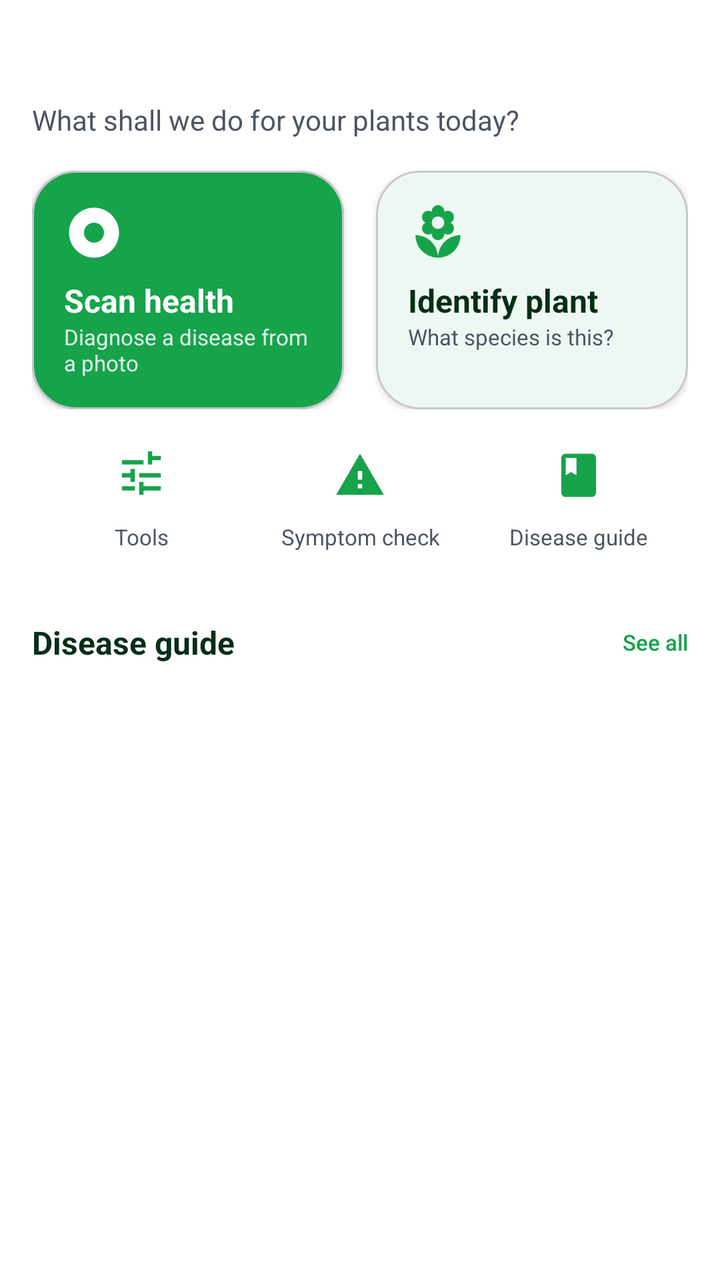
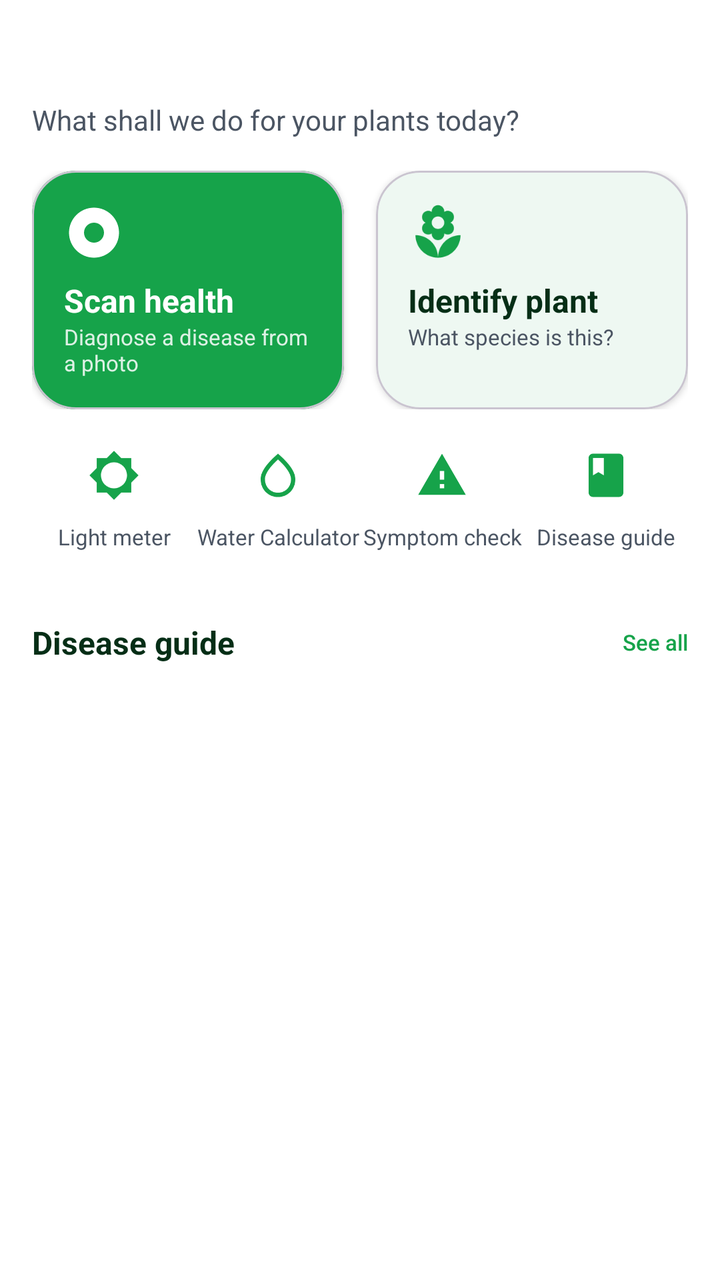

Before-and-after screenshots of an Android layout around one commit, followed by the original layout XML and the change that was made.
<!-- AndroidManifest.xml: application theme Theme.PlantDiseases -->
<!-- res/layout/fragment_home.xml -->
<?xml version="1.0" encoding="utf-8"?>
<androidx.core.widget.NestedScrollView xmlns:android="http://schemas.android.com/apk/res/android"
    xmlns:app="http://schemas.android.com/apk/res-auto"
    android:layout_width="match_parent"
    android:layout_height="match_parent"
    android:background="@color/background"
    android:clipToPadding="false"
    android:fillViewport="true">

    <LinearLayout
        android:layout_width="match_parent"
        android:layout_height="wrap_content"
        android:orientation="vertical"
        android:paddingTop="@dimen/space_lg"
        android:paddingBottom="@dimen/space_3xl">

        
        <TextView
            android:id="@+id/tv_greeting"
            android:layout_width="match_parent"
            android:layout_height="wrap_content"
            android:paddingHorizontal="@dimen/content_gutter"
            android:fontFamily="sans-serif-medium"
            android:textColor="@color/on_surface"
            android:textSize="@dimen/text_headline" />

        <TextView
            android:id="@+id/tv_greeting_sub"
            android:layout_width="match_parent"
            android:layout_height="wrap_content"
            android:layout_marginTop="2dp"
            android:paddingHorizontal="@dimen/content_gutter"
            android:text="@string/home_subtitle"
            android:textColor="@color/on_surface_secondary"
            android:textSize="@dimen/text_body" />

        
        <LinearLayout
            android:layout_width="match_parent"
            android:layout_height="wrap_content"
            android:layout_marginTop="@dimen/space_lg"
            android:orientation="horizontal"
            android:paddingHorizontal="@dimen/content_gutter">

            
            <com.google.android.material.card.MaterialCardView
                android:id="@+id/card_scan"
                android:layout_width="0dp"
                android:layout_height="match_parent"
                android:layout_weight="1"
                android:layout_marginEnd="@dimen/space_sm"
                android:clickable="true"
                android:focusable="true"
                app:cardBackgroundColor="@color/primary"
                app:cardCornerRadius="@dimen/radius_lg"
                app:cardElevation="2dp">

                <LinearLayout
                    android:layout_width="match_parent"
                    android:layout_height="wrap_content"
                    android:orientation="vertical"
                    android:padding="@dimen/space_lg">

                    <ImageView
                        android:layout_width="30dp"
                        android:layout_height="30dp"
                        android:src="@drawable/ic_scan"
                        app:tint="@android:color/white"
                        android:contentDescription="@string/home_scan_title" />

                    <TextView
                        android:layout_width="match_parent"
                        android:layout_height="wrap_content"
                        android:layout_marginTop="@dimen/space_sm"
                        android:text="@string/home_scan_title"
                        android:textColor="@android:color/white"
                        android:textStyle="bold"
                        android:textSize="@dimen/text_title_sm" />

                    <TextView
                        android:layout_width="match_parent"
                        android:layout_height="wrap_content"
                        android:text="@string/home_scan_sub"
                        android:textColor="#D9FFFFFF"
                        android:textSize="@dimen/text_caption" />
                </LinearLayout>
            </com.google.android.material.card.MaterialCardView>

            <com.google.android.material.card.MaterialCardView
                android:id="@+id/card_identify"
                android:layout_width="0dp"
                android:layout_height="match_parent"
                android:layout_weight="1"
                android:layout_marginStart="@dimen/space_sm"
                android:clickable="true"
                android:focusable="true"
                app:cardBackgroundColor="@color/surface"
                app:cardCornerRadius="@dimen/radius_lg"
                app:cardElevation="2dp">

                <LinearLayout
                    android:layout_width="match_parent"
                    android:layout_height="wrap_content"
                    android:orientation="vertical"
                    android:padding="@dimen/space_lg">

                    <ImageView
                        android:layout_width="30dp"
                        android:layout_height="30dp"
                        android:src="@drawable/ic_plant_placeholder"
                        app:tint="@color/primary"
                        android:contentDescription="@string/home_identify_title" />

                    <TextView
                        android:layout_width="match_parent"
                        android:layout_height="wrap_content"
                        android:layout_marginTop="@dimen/space_sm"
                        android:text="@string/home_identify_title"
                        android:textColor="@color/on_surface"
                        android:textStyle="bold"
                        android:textSize="@dimen/text_title_sm" />

                    <TextView
                        android:layout_width="match_parent"
                        android:layout_height="wrap_content"
                        android:text="@string/home_identify_sub"
                        android:textColor="@color/on_surface_secondary"
                        android:textSize="@dimen/text_caption" />
                </LinearLayout>
            </com.google.android.material.card.MaterialCardView>
        </LinearLayout>

        
        <LinearLayout
            android:layout_width="match_parent"
            android:layout_height="wrap_content"
            android:layout_marginTop="@dimen/space_md"
            android:orientation="horizontal"
            android:paddingHorizontal="@dimen/content_gutter">

            <LinearLayout
                android:id="@+id/tile_tools"
                style="@style/HomeToolTile">

                <ImageView style="@style/HomeToolTileIcon" android:src="@drawable/ic_tools" />

                <TextView style="@style/HomeToolTileLabel" android:text="@string/home_tools" />
            </LinearLayout>

            <LinearLayout
                android:id="@+id/tile_symptom"
                style="@style/HomeToolTile">

                <ImageView style="@style/HomeToolTileIcon" android:src="@drawable/ic_disease" />

                <TextView style="@style/HomeToolTileLabel" android:text="@string/home_tool_symptom" />
            </LinearLayout>

            <LinearLayout
                android:id="@+id/tile_guide"
                style="@style/HomeToolTile">

                <ImageView style="@style/HomeToolTileIcon" android:src="@drawable/ic_guide" />

                <TextView style="@style/HomeToolTileLabel" android:text="@string/home_tool_guide" />
            </LinearLayout>
        </LinearLayout>

        
        <LinearLayout
            android:id="@+id/section_species"
            android:layout_width="match_parent"
            android:layout_height="wrap_content"
            android:layout_marginTop="@dimen/space_xl"
            android:orientation="vertical"
            android:visibility="gone">

            <LinearLayout
                android:layout_width="match_parent"
                android:layout_height="wrap_content"
                android:gravity="center_vertical"
                android:orientation="horizontal"
                android:paddingHorizontal="@dimen/content_gutter">

                <TextView
                    android:id="@+id/tv_species_title"
                    android:layout_width="0dp"
                    android:layout_height="wrap_content"
                    android:layout_weight="1"
                    android:text="@string/home_trending"
                    android:textColor="@color/on_surface"
                    android:textSize="@dimen/text_title_sm"
                    android:textStyle="bold" />

                <TextView
                    android:id="@+id/tv_trending_scope"
                    android:layout_width="wrap_content"
                    android:layout_height="wrap_content"
                    android:textColor="@color/on_surface_secondary"
                    android:textSize="@dimen/text_caption" />
            </LinearLayout>

            <androidx.recyclerview.widget.RecyclerView
                android:id="@+id/rv_species"
                android:layout_width="match_parent"
                android:layout_height="wrap_content"
                android:layout_marginTop="@dimen/space_sm"
                android:clipToPadding="false"
                android:nestedScrollingEnabled="false"
                android:orientation="horizontal"
                android:paddingHorizontal="@dimen/content_gutter" />
        </LinearLayout>

        
        <LinearLayout
            android:id="@+id/section_popular"
            android:layout_width="match_parent"
            android:layout_height="wrap_content"
            android:layout_marginTop="@dimen/space_xl"
            android:orientation="vertical"
            android:visibility="gone">

            <TextView
                android:layout_width="match_parent"
                android:layout_height="wrap_content"
                android:paddingHorizontal="@dimen/content_gutter"
                android:text="@string/home_popular_diseases"
                android:textColor="@color/on_surface"
                android:textSize="@dimen/text_title_sm"
                android:textStyle="bold" />

            <androidx.recyclerview.widget.RecyclerView
                android:id="@+id/rv_popular"
                android:layout_width="match_parent"
                android:layout_height="wrap_content"
                android:layout_marginTop="@dimen/space_sm"
                android:clipToPadding="false"
                android:nestedScrollingEnabled="false"
                android:orientation="horizontal"
                android:paddingHorizontal="@dimen/content_gutter" />
        </LinearLayout>

        
        <LinearLayout
            android:layout_width="match_parent"
            android:layout_height="wrap_content"
            android:layout_marginTop="@dimen/space_xl"
            android:orientation="vertical">

            <LinearLayout
                android:layout_width="match_parent"
                android:layout_height="wrap_content"
                android:gravity="center_vertical"
                android:orientation="horizontal"
                android:paddingHorizontal="@dimen/content_gutter">

                <TextView
                    android:layout_width="0dp"
                    android:layout_height="wrap_content"
                    android:layout_weight="1"
                    android:text="@string/home_disease_guide"
                    android:textColor="@color/on_surface"
                    android:textSize="@dimen/text_title_sm"
                    android:textStyle="bold" />

                <TextView
                    android:id="@+id/tv_guide_all"
                    android:layout_width="wrap_content"
                    android:layout_height="wrap_content"
                    android:text="@string/home_see_all"
                    android:textColor="@color/primary"
                    android:textSize="@dimen/text_caption"
                    android:fontFamily="sans-serif-medium" />
            </LinearLayout>

            <androidx.recyclerview.widget.RecyclerView
                android:id="@+id/rv_guide"
                android:layout_width="match_parent"
                android:layout_height="wrap_content"
                android:layout_marginTop="@dimen/space_sm"
                android:clipToPadding="false"
                android:nestedScrollingEnabled="false"
                android:orientation="horizontal"
                android:paddingHorizontal="@dimen/content_gutter" />
        </LinearLayout>

    </LinearLayout>
</androidx.core.widget.NestedScrollView>
<!-- resources referenced by this layout -->
<resources>
  <color name="background">#FFFFFF</color>
  <color name="on_surface">#052E16</color>
  <color name="on_surface_secondary">#4B5563</color>
  <color name="primary">#16A34A</color>
  <color name="surface">#FFFFFF</color>
  <dimen name="content_gutter">16dp</dimen>
  <dimen name="radius_lg">22dp</dimen>
  <dimen name="space_3xl">32dp</dimen>
  <dimen name="space_lg">16dp</dimen>
  <dimen name="space_md">12dp</dimen>
  <dimen name="space_sm">8dp</dimen>
  <dimen name="space_xl">20dp</dimen>
  <dimen name="text_body">14sp</dimen>
  <dimen name="text_caption">11sp</dimen>
  <dimen name="text_headline">24sp</dimen>
  <dimen name="text_title_sm">16sp</dimen>
  <!-- drawable ic_disease (drawable) -->
  <vector xmlns:android="http://schemas.android.com/apk/res/android" android:width="24dp" android:height="24dp" android:viewportWidth="24" android:viewportHeight="24">
      <path android:fillColor="#E53935" android:pathData="M1,21h22L12,2 1,21zM13,18h-2v-2h2v2zM13,14h-2v-4h2v4z"/>
  </vector>
  <!-- drawable ic_guide (drawable) -->
  <vector xmlns:android="http://schemas.android.com/apk/res/android" android:width="24dp" android:height="24dp" android:viewportWidth="24" android:viewportHeight="24">
      <path android:fillColor="#000000" android:pathData="M18,2H6c-1.1,0 -2,0.9 -2,2v16c0,1.1 0.9,2 2,2h12c1.1,0 2,-0.9 2,-2V4c0,-1.1 -0.9,-2 -2,-2zM6,4h5v8l-2.5,-1.5L6,12V4z"/>
  </vector>
  <!-- drawable ic_tools (drawable) -->
  <vector xmlns:android="http://schemas.android.com/apk/res/android" android:width="24dp" android:height="24dp" android:viewportWidth="24" android:viewportHeight="24">
      <path android:fillColor="#000000" android:pathData="M3,17v2h6v-2H3zM3,5v2h10V5H3zM13,21v-2h8v-2h-8v-2h-2v6h2zM7,9v2H3v2h4v2h2V9H7zM21,13v-2H11v2h10zM15,7h2V5h4V3h-4V1h-2v6z"/>
  </vector>
  <string name="home_disease_guide">Disease guide</string>
  <string name="home_identify_sub">What species is this?</string>
  <string name="home_identify_title">Identify plant</string>
  <string name="home_popular_diseases">Popular diseases</string>
  <string name="home_scan_sub">Diagnose a disease from a photo</string>
  <string name="home_scan_title">Scan health</string>
  <string name="home_see_all">See all</string>
  <string name="home_subtitle">What shall we do for your plants today?</string>
  <string name="home_tool_guide">Disease guide</string>
  <string name="home_tool_symptom">Symptom check</string>
  <string name="home_tools">Tools</string>
  <string name="home_trending">Trending in your country</string>
  <style name="HomeToolTileIcon">
          <item name="android:layout_width">26dp</item>
          <item name="android:layout_height">26dp</item>
          <item name="android:tint">@color/primary</item>
      </style>
  <color name="primary_dark">#15803D</color>
  <color name="on_primary">#FFFFFF</color>
  <color name="primary_light">#DCFCE7</color>
  <color name="secondary">#4ADE80</color>
  <color name="on_secondary">#052E16</color>
  <color name="surface_variant">#F0FDF4</color>
  <color name="surface_container_low">#F4FBF6</color>
  <color name="surface_container">#ECF7F0</color>
  <style name="ShapeAppearance.App.Button" parent="ShapeAppearance.Material3.Corner.Large">
          <item name="cornerSize">24dp</item>
      </style>
  <dimen name="space_2xl">24dp</dimen>
  <!-- unchanged entries left out for length: 8 -->
</resources>

<!-- the commit's change to res/layout/fragment_home.xml (unified diff, before → after) -->
@@ -139,12 +139,21 @@
             android:paddingHorizontal="@dimen/content_gutter">
 
             <LinearLayout
-                android:id="@+id/tile_tools"
-                style="@style/HomeToolTile">
-
-                <ImageView style="@style/HomeToolTileIcon" android:src="@drawable/ic_tools" />
-
-                <TextView style="@style/HomeToolTileLabel" android:text="@string/home_tools" />
+                android:id="@+id/tile_light"
+                style="@style/HomeToolTile">
+
+                <ImageView style="@style/HomeToolTileIcon" android:src="@drawable/ic_light" />
+
+                <TextView style="@style/HomeToolTileLabel" android:text="@string/home_tool_light" />
+            </LinearLayout>
+
+            <LinearLayout
+                android:id="@+id/tile_water"
+                style="@style/HomeToolTile">
+
+                <ImageView style="@style/HomeToolTileIcon" android:src="@drawable/ic_watering" />
+
+                <TextView style="@style/HomeToolTileLabel" android:text="@string/home_tool_water" />
             </LinearLayout>
 
             <LinearLayout
<!-- resource entries referenced after the edit -->
@@ -24,9 +24,13 @@
   <vector xmlns:android="http://schemas.android.com/apk/res/android" android:width="24dp" android:height="24dp" android:viewportWidth="24" android:viewportHeight="24">
       <path android:fillColor="#000000" android:pathData="M18,2H6c-1.1,0 -2,0.9 -2,2v16c0,1.1 0.9,2 2,2h12c1.1,0 2,-0.9 2,-2V4c0,-1.1 -0.9,-2 -2,-2zM6,4h5v8l-2.5,-1.5L6,12V4z"/>
   </vector>
-  <!-- drawable ic_tools (drawable) -->
+  <!-- drawable ic_light (drawable) -->
   <vector xmlns:android="http://schemas.android.com/apk/res/android" android:width="24dp" android:height="24dp" android:viewportWidth="24" android:viewportHeight="24">
-      <path android:fillColor="#000000" android:pathData="M3,17v2h6v-2H3zM3,5v2h10V5H3zM13,21v-2h8v-2h-8v-2h-2v6h2zM7,9v2H3v2h4v2h2V9H7zM21,13v-2H11v2h10zM15,7h2V5h4V3h-4V1h-2v6z"/>
+      <path android:fillColor="#000000" android:pathData="M20,8.69V4h-4.69L12,0.69 8.69,4H4v4.69L0.69,12 4,15.31V20h4.69L12,23.31 15.31,20H20v-4.69L23.31,12 20,8.69zM12,18c-3.31,0 -6,-2.69 -6,-6s2.69,-6 6,-6 6,2.69 6,6 -2.69,6 -6,6z"/>
+  </vector>
+  <!-- drawable ic_watering (drawable) -->
+  <vector xmlns:android="http://schemas.android.com/apk/res/android" android:width="24dp" android:height="24dp" android:viewportWidth="24" android:viewportHeight="24">
+      <path android:fillColor="#000000" android:pathData="M12,2c-5.33,4.55 -8,8.48 -8,11.8 0,4.98 3.8,8.2 8,8.2s8,-3.22 8,-8.2c0,-3.32 -2.67,-7.25 -8,-11.8zM12,20c-3.35,0 -6,-2.57 -6,-6.2 0,-2.34 1.95,-5.44 6,-9.14 4.05,3.7 6,6.79 6,9.14 0,3.63 -2.65,6.2 -6,6.2z"/>
   </vector>
   <string name="home_disease_guide">Disease guide</string>
   <string name="home_identify_sub">What species is this?</string>
@@ -37,8 +41,9 @@
   <string name="home_see_all">See all</string>
   <string name="home_subtitle">What shall we do for your plants today?</string>
   <string name="home_tool_guide">Disease guide</string>
+  <string name="home_tool_light">Light meter</string>
   <string name="home_tool_symptom">Symptom check</string>
-  <string name="home_tools">Tools</string>
+  <string name="home_tool_water">Water Calculator</string>
   <string name="home_trending">Trending in your country</string>
   <style name="HomeToolTileIcon">
           <item name="android:layout_width">26dp</item>
